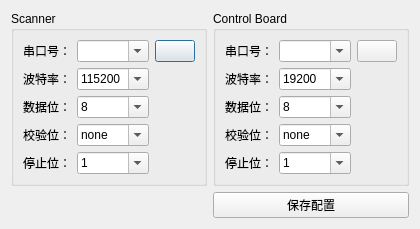
Old version of the form scannerdialog.ui in the repository eveningwyn/ICT_UR10.
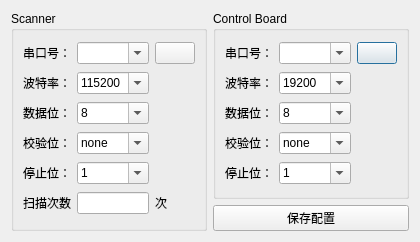
New version of the form. Icons and pictures are not drawn.

Commit message: 1. add Dashboard server function 2. add error alarm function(Dashboard), control robot pause, continue, stop; list of errors can be added 3. close vacuum waiting time can be changed 4. the number of repeat scanning can be changed 5. redesign of the Debug UI

The edit to the form file:
```diff
--- a/scannerdialog.ui
+++ b/scannerdialog.ui
@@ -7,13 +7,13 @@
     <x>0</x>
     <y>0</y>
     <width>378</width>
-    <height>208</height>
+    <height>242</height>
    </rect>
   </property>
   <property name="maximumSize">
    <size>
-    <width>380</width>
-    <height>210</height>
+    <width>378</width>
+    <height>242</height>
    </size>
   </property>
   <property name="windowTitle">
@@ -24,116 +24,6 @@
     <normaloff>:/res/scanner_barcode_32px.png</normaloff>:/res/scanner_barcode_32px.png</iconset>
   </property>
   <layout class="QGridLayout" name="gridLayout_3">
-   <item row="0" column="0">
-    <widget class="QGroupBox" name="groupBox">
-     <property name="title">
-      <string>Scanner</string>
-     </property>
-     <layout class="QGridLayout" name="gridLayout">
-      <item row="0" column="0">
-       <widget class="QLabel" name="labelPortNum">
-        <property name="text">
-         <string>串口号：</string>
-        </property>
-       </widget>
-      </item>
-      <item row="0" column="1">
-       <widget class="QComboBox" name="comboBoxPortNum">
-        <property name="editable">
-         <bool>true</bool>
-        </property>
-       </widget>
-      </item>
-      <item row="1" column="0">
-       <widget class="QLabel" name="labelBaudRate">
-        <property name="text">
-         <string>波特率：</string>
-        </property>
-       </widget>
-      </item>
-      <item row="4" column="0">
-       <widget class="QLabel" name="labelStopBits">
-        <property name="text">
-         <string>停止位：</string>
-        </property>
-       </widget>
-      </item>
-      <item row="2" column="1">
-       <widget class="QComboBox" name="comboBoxDataBits">
-        <property name="editable">
-         <bool>true</bool>
-        </property>
-        <item>
-         <property name="text">
-          <string>8</string>
-         </property>
-        </item>
-       </widget>
-      </item>
-      <item row="3" column="0">
-       <widget class="QLabel" name="labelParityBits">
-        <property name="text">
-         <string>校验位：</string>
-        </property>
-       </widget>
-      </item>
-      <item row="2" column="0">
-       <widget class="QLabel" name="labelDataBits">
-        <property name="text">
-         <string>数据位：</string>
-        </property>
-       </widget>
-      </item>
-      <item row="4" column="1">
-       <widget class="QComboBox" name="comboBoxStopBits">
-        <property name="editable">
-         <bool>true</bool>
-        </property>
-        <item>
-         <property name="text">
-          <string>1</string>
-         </property>
-        </item>
-       </widget>
-      </item>
-      <item row="1" column="1">
-       <widget class="QComboBox" name="comboBoxBaudBits">
-        <property name="editable">
-         <bool>true</bool>
-        </property>
-        <item>
-         <property name="text">
-          <string>115200</string>
-         </property>
-        </item>
-       </widget>
-      </item>
-      <item row="3" column="1">
-       <widget class="QComboBox" name="comboBoxParityBits">
-        <property name="editable">
-         <bool>true</bool>
-        </property>
-        <item>
-         <property name="text">
-          <string>none</string>
-         </property>
-        </item>
-       </widget>
-      </item>
-      <item row="0" column="2">
-       <widget class="QPushButton" name="pushButtonRefresh">
-        <property name="text">
-         <string/>
-        </property>
-        <property name="icon">
-         <iconset resource="resource.qrc">
-          <normaloff>:/res/gtk-refresh.png</normaloff>:/res/gtk-refresh.png</iconset>
-        </property>
-       </widget>
-      </item>
-     </layout>
-    </widget>
-   </item>
    <item row="0" column="1">
     <widget class="QGroupBox" name="groupBox_2">
      <property name="title">
@@ -255,6 +145,133 @@
      </property>
     </widget>
    </item>
+   <item row="0" column="0" rowspan="2">
+    <widget class="QGroupBox" name="groupBox">
+     <property name="title">
+      <string>Scanner</string>
+     </property>
+     <layout class="QGridLayout" name="gridLayout">
+      <item row="1" column="1">
+       <widget class="QComboBox" name="comboBoxBaudBits">
+        <property name="editable">
+         <bool>true</bool>
+        </property>
+        <item>
+         <property name="text">
+          <string>115200</string>
+         </property>
+        </item>
+       </widget>
+      </item>
+      <item row="4" column="0">
+       <widget class="QLabel" name="labelStopBits">
+        <property name="text">
+         <string>停止位：</string>
+        </property>
+       </widget>
+      </item>
+      <item row="3" column="0">
+       <widget class="QLabel" name="labelParityBits">
+        <property name="text">
+         <string>校验位：</string>
+        </property>
+       </widget>
+      </item>
+      <item row="1" column="0">
+       <widget class="QLabel" name="labelBaudRate">
+        <property name="text">
+         <string>波特率：</string>
+        </property>
+       </widget>
+      </item>
+      <item row="2" column="1">
+       <widget class="QComboBox" name="comboBoxDataBits">
+        <property name="editable">
+         <bool>true</bool>
+        </property>
+        <item>
+         <property name="text">
+          <string>8</string>
+         </property>
+        </item>
+       </widget>
+      </item>
+      <item row="4" column="1">
+       <widget class="QComboBox" name="comboBoxStopBits">
+        <property name="editable">
+         <bool>true</bool>
+        </property>
+        <item>
+         <property name="text">
+          <string>1</string>
+         </property>
+        </item>
+       </widget>
+      </item>
+      <item row="0" column="1">
+       <widget class="QComboBox" name="comboBoxPortNum">
+        <property name="editable">
+         <bool>true</bool>
+        </property>
+       </widget>
+      </item>
+      <item row="2" column="0">
+       <widget class="QLabel" name="labelDataBits">
+        <property name="text">
+         <string>数据位：</string>
+        </property>
+       </widget>
+      </item>
+      <item row="0" column="0">
+       <widget class="QLabel" name="labelPortNum">
+        <property name="text">
+         <string>串口号：</string>
+        </property>
+       </widget>
+      </item>
+      <item row="0" column="2">
+       <widget class="QPushButton" name="pushButtonRefresh">
+        <property name="text">
+         <string/>
+        </property>
+        <property name="icon">
+         <iconset resource="resource.qrc">
+          <normaloff>:/res/gtk-refresh.png</normaloff>:/res/gtk-refresh.png</iconset>
+        </property>
+       </widget>
+      </item>
+      <item row="3" column="1">
+       <widget class="QComboBox" name="comboBoxParityBits">
+        <property name="editable">
+         <bool>true</bool>
+        </property>
+        <item>
+         <property name="text">
+          <string>none</string>
+         </property>
+        </item>
+       </widget>
+      </item>
+      <item row="5" column="0">
+       <widget class="QLabel" name="labelStopBits_2">
+        <property name="text">
+         <string>扫描次数</string>
+        </property>
+       </widget>
+      </item>
+      <item row="5" column="1">
+       <widget class="QLineEdit" name="lineEdit_scan_times"/>
+      </item>
+      <item row="5" column="2">
+       <widget class="QLabel" name="labelStopBits_3">
+        <property name="text">
+         <string>次</string>
+        </property>
+       </widget>
+      </item>
+     </layout>
+    </widget>
+   </item>
   </layout>
  </widget>
  <resources>
```
The commit also changes 18 other files.
